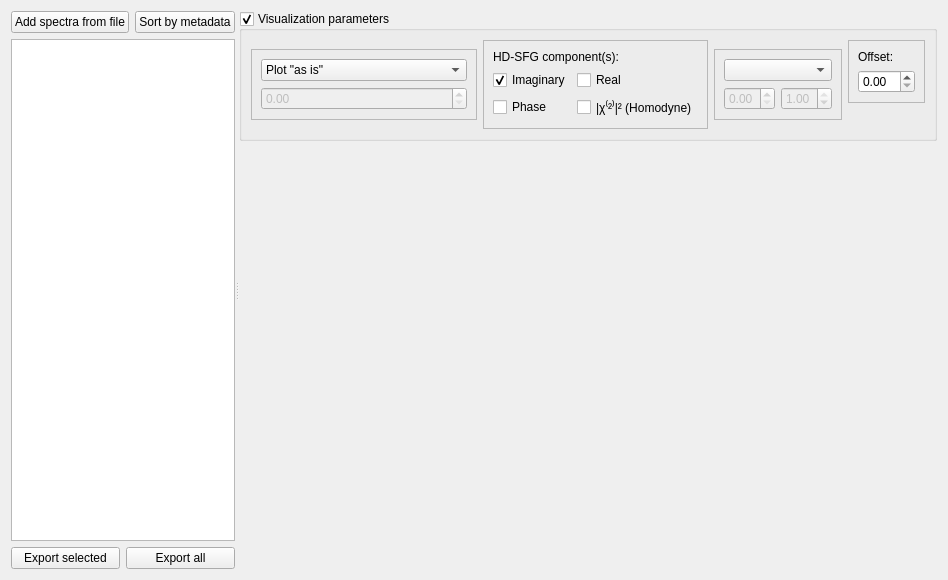
silanglois/SFG-App, file src/sfg_app2/app/ui/processed_results_tab.ui: the form before one commit.
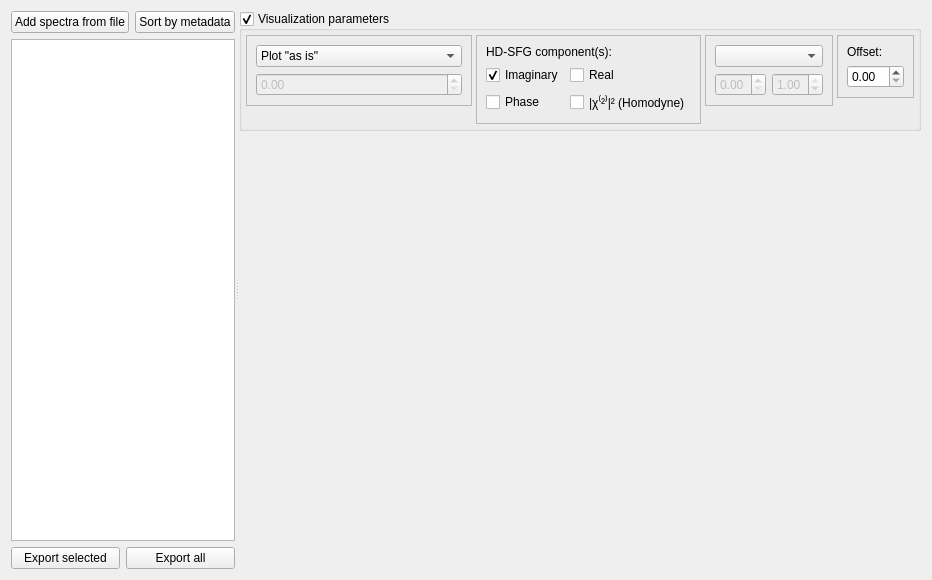
The form after the commit.

The edit to the form file:
```diff
--- a/src/sfg_app2/app/ui/processed_results_tab.ui
+++ b/src/sfg_app2/app/ui/processed_results_tab.ui
@@ -92,7 +92,22 @@
           <bool>true</bool>
          </property>
          <layout class="QHBoxLayout" name="horizontalLayout_2">
-          <item>
+          <property name="leftMargin">
+           <number>4</number>
+          </property>
+          <property name="topMargin">
+           <number>4</number>
+          </property>
+          <property name="rightMargin">
+           <number>4</number>
+          </property>
+          <property name="bottomMargin">
+           <number>4</number>
+          </property>
+          <property name="spacing">
+           <number>4</number>
+          </property>
+          <item alignment="Qt::AlignTop">
            <widget class="QFrame" name="frame">
             <property name="sizePolicy">
              <sizepolicy hsizetype="Preferred" vsizetype="Fixed">
@@ -136,7 +151,7 @@
             </layout>
            </widget>
           </item>
-          <item>
+          <item alignment="Qt::AlignTop">
            <widget class="QFrame" name="frame_4">
             <property name="sizePolicy">
              <sizepolicy hsizetype="Preferred" vsizetype="Fixed">
@@ -196,7 +211,7 @@
             </layout>
            </widget>
           </item>
-          <item>
+          <item alignment="Qt::AlignTop">
            <widget class="QFrame" name="frame_2">
             <property name="sizePolicy">
              <sizepolicy hsizetype="Preferred" vsizetype="Fixed">
```
